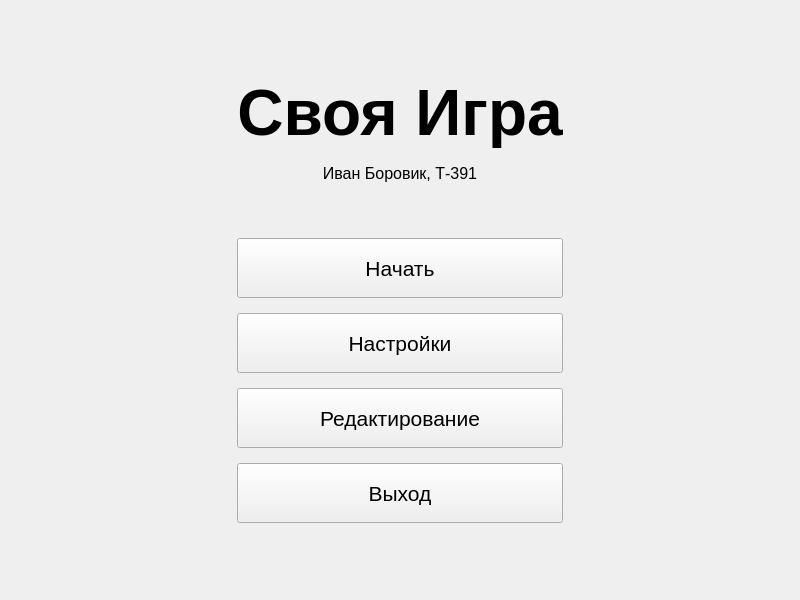
The window that src/ui/StartWindow.ui (BoroMotNet/svojaigra) describes before a commit, drawn with Qt 5.
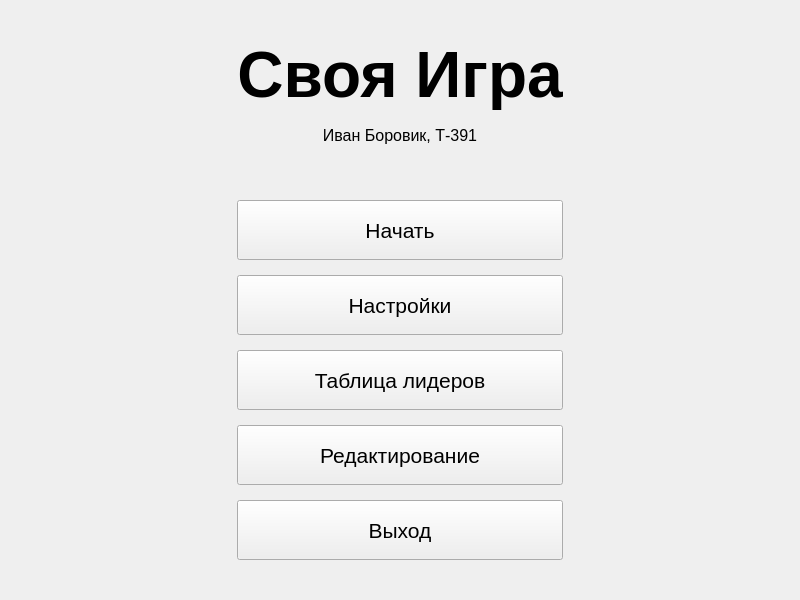
The same window after the commit.

The edit to the form file:
```diff
--- a/src/ui/StartWindow.ui
+++ b/src/ui/StartWindow.ui
@@ -130,6 +130,24 @@
          </property>
         </widget>
        </item>
+       <item>
+        <widget class="QPushButton" name="leaderboardButton">
+         <property name="minimumSize">
+          <size>
+           <width>300</width>
+           <height>60</height>
+          </size>
+         </property>
+         <property name="font">
+          <font>
+           <pointsize>16</pointsize>
+          </font>
+         </property>
+         <property name="text">
+          <string>Таблица лидеров</string>
+         </property>
+        </widget>
+       </item>
        <item>
         <widget class="QPushButton" name="editButton">
          <property name="minimumSize">
```
